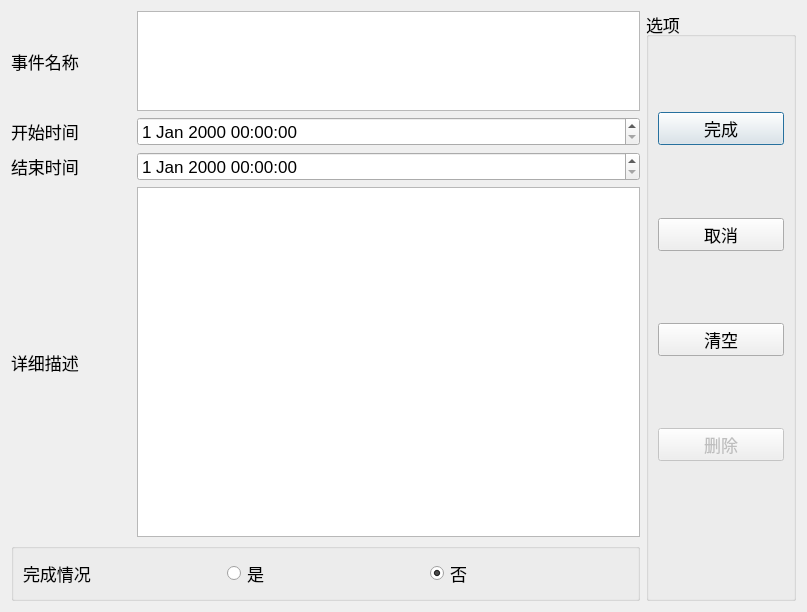
This is urecordeditdialog.ui in Guan94326/TimeManagement as Qt 5 draws it before an edit. The edited form follows.
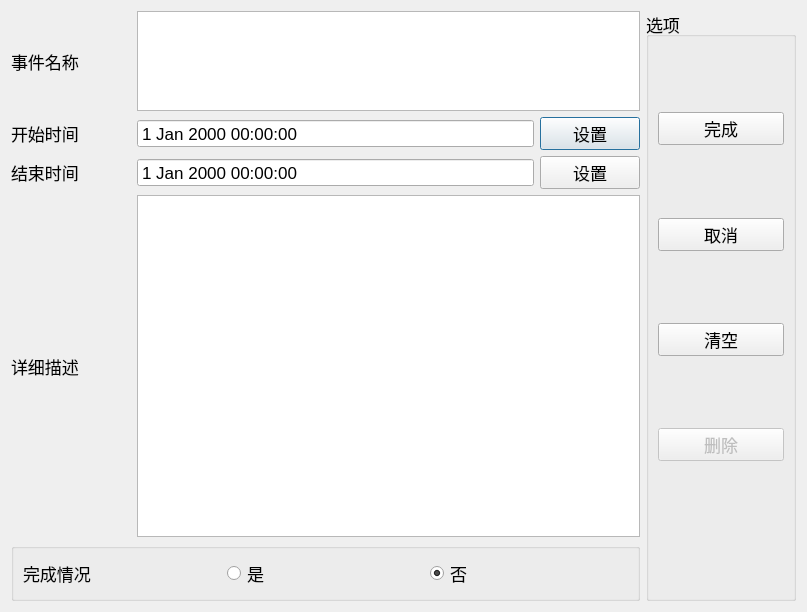
This is the edited form.

Commit message: 完成：日期时间编辑窗口

Diff of the .ui file:
```diff
--- a/urecordeditdialog.ui
+++ b/urecordeditdialog.ui
@@ -70,7 +70,30 @@
         </widget>
        </item>
        <item>
-        <widget class="QDateTimeEdit" name="dateTimeEdit_begindate"/>
+        <widget class="QDateTimeEdit" name="dateTimeEdit_begindate">
+         <property name="buttonSymbols">
+          <enum>QAbstractSpinBox::NoButtons</enum>
+         </property>
+        </widget>
+       </item>
+       <item>
+        <widget class="QPushButton" name="pushButton_set_begin">
+         <property name="minimumSize">
+          <size>
+           <width>100</width>
+           <height>0</height>
+          </size>
+         </property>
+         <property name="maximumSize">
+          <size>
+           <width>100</width>
+           <height>16777215</height>
+          </size>
+         </property>
+         <property name="text">
+          <string>设置</string>
+         </property>
+        </widget>
        </item>
       </layout>
      </item>
@@ -90,7 +113,30 @@
         </widget>
        </item>
        <item>
-        <widget class="QDateTimeEdit" name="dateTimeEdit_enddate"/>
+        <widget class="QDateTimeEdit" name="dateTimeEdit_enddate">
+         <property name="buttonSymbols">
+          <enum>QAbstractSpinBox::NoButtons</enum>
+         </property>
+        </widget>
+       </item>
+       <item>
+        <widget class="QPushButton" name="pushButton_set_end">
+         <property name="minimumSize">
+          <size>
+           <width>100</width>
+           <height>0</height>
+          </size>
+         </property>
+         <property name="maximumSize">
+          <size>
+           <width>100</width>
+           <height>16777215</height>
+          </size>
+         </property>
+         <property name="text">
+          <string>设置</string>
+         </property>
+        </widget>
        </item>
       </layout>
      </item>
```
The commit also changes 7 other files.
